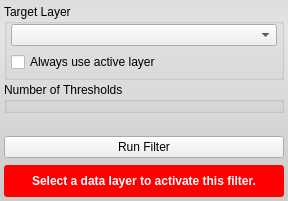
The window that src/Interface/ToolInterface/OtsuThresholdFilterInterface.ui (jessdtate/Seg3D) describes before a commit, drawn with Qt 5.
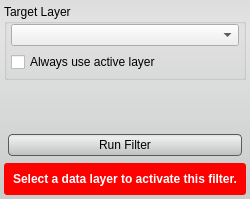
The same window after the commit. Custom widgets are drawn as their Qt base class.

Commit message: added styles to the ui buttons still some tweaking that needs done.  check out the Discrete Gaussian Blur tool and let me know if the lighter background looks better.

```diff
--- a/src/Interface/ToolInterface/OtsuThresholdFilterInterface.ui
+++ b/src/Interface/ToolInterface/OtsuThresholdFilterInterface.ui
@@ -6,8 +6,8 @@
    <rect>
     <x>0</x>
     <y>0</y>
-    <width>288</width>
-    <height>201</height>
+    <width>250</width>
+    <height>199</height>
    </rect>
   </property>
   <property name="sizePolicy">
@@ -41,6 +41,28 @@
    <string notr="true">QWidget#OtsuThresholdFilterInterface{
 	border-radius: 3px;
 	background-color: qlineargradient(spread:pad, x1:0.5, y1:0, x2:0.5, y2:0.960227, stop:0 rgba(221, 221, 221, 255), stop:0.155779 rgba(228, 228, 228, 255), stop:1 rgba(202, 204, 204, 255));      
+}
+
+
+QPushButton{
+	background-color: qlineargradient(spread:pad, x1:0.5, y1:0, x2:0.5, y2:0.960227, stop:0 rgba(221, 221, 221, 255), stop:0.155779 rgba(238, 238, 238, 255), stop:1 rgba(192, 194, 194, 255));
+	border-radius: 4px;
+	border: 1px solid rgb(90, 90, 90);
+	margin:4px;
+}
+
+QPushButton:hover{
+	background-color: qlineargradient(spread:pad, x1:0.5, y1:0, x2:0.5, y2:1, stop:0 rgba(195, 195, 195, 255), stop:0.253769 rgba(206, 206, 206, 255), stop:1 rgba(185, 185, 185, 255));
+	border-radius: 4px;
+	border: 1px solid rgb(90, 90, 90);
+	margin:4px;
+}
+
+QPushButton:pressed{
+	background-color: qlineargradient(spread:pad, x1:0.5, y1:0, x2:0.5, y2:1, stop:0 rgba(150, 150, 150, 255), stop:0.753769 rgba(206, 206, 206, 255), stop:1 rgba(185, 185, 185, 255));
+	border-radius: 4px;
+	border: 1px solid rgb(90, 90, 90);
+	margin:4px;
 }</string>
   </property>
   <layout class="QVBoxLayout" name="verticalLayout">
@@ -122,28 +144,7 @@
     </widget>
    </item>
    <item>
-    <widget class="QGroupBox" name="groupBox">
-     <property name="title">
-      <string>Number of Thresholds</string>
-     </property>
-     <layout class="QHBoxLayout" name="horizontalLayout_2">
-      <property name="leftMargin">
-       <number>4</number>
-      </property>
-      <property name="topMargin">
-       <number>2</number>
-      </property>
-      <property name="rightMargin">
-       <number>4</number>
-      </property>
-      <property name="bottomMargin">
-       <number>4</number>
-      </property>
-      <item>
-       <widget class="QtUtils::QtSliderIntCombo" name="amount_" native="true"/>
-      </item>
-     </layout>
-    </widget>
+    <widget class="QtUtils::QtSliderIntCombo" name="amount_" native="true"/>
    </item>
    <item>
     <widget class="QtUtils::QtHistogramWidget" name="histogram_" native="true"/>
@@ -171,6 +172,12 @@
       </property>
       <item>
        <widget class="QPushButton" name="runFilterButton">
+        <property name="minimumSize">
+         <size>
+          <width>0</width>
+          <height>30</height>
+         </size>
+        </property>
         <property name="layoutDirection">
          <enum>Qt::RightToLeft</enum>
         </property>
@@ -227,6 +234,12 @@
   </layout>
  </widget>
  <customwidgets>
+  <customwidget>
+   <class>QtUtils::QtSliderIntCombo</class>
+   <extends>QWidget</extends>
+   <header location="global">QtUtils/Widgets/QtSliderIntCombo.h</header>
+   <container>1</container>
+  </customwidget>
   <customwidget>
    <class>QtUtils::QtDropableComboBox</class>
    <extends>QComboBox</extends>
@@ -238,12 +251,6 @@
    <header location="global">QtUtils/Widgets/QtHistogramWidget.h</header>
    <container>1</container>
   </customwidget>
-  <customwidget>
-   <class>QtUtils::QtSliderIntCombo</class>
-   <extends>QWidget</extends>
-   <header location="global">QtUtils/Widgets/QtSliderIntCombo.h</header>
-   <container>1</container>
-  </customwidget>
  </customwidgets>
  <resources/>
  <connections/>
```
The commit also changes 57 other files.
